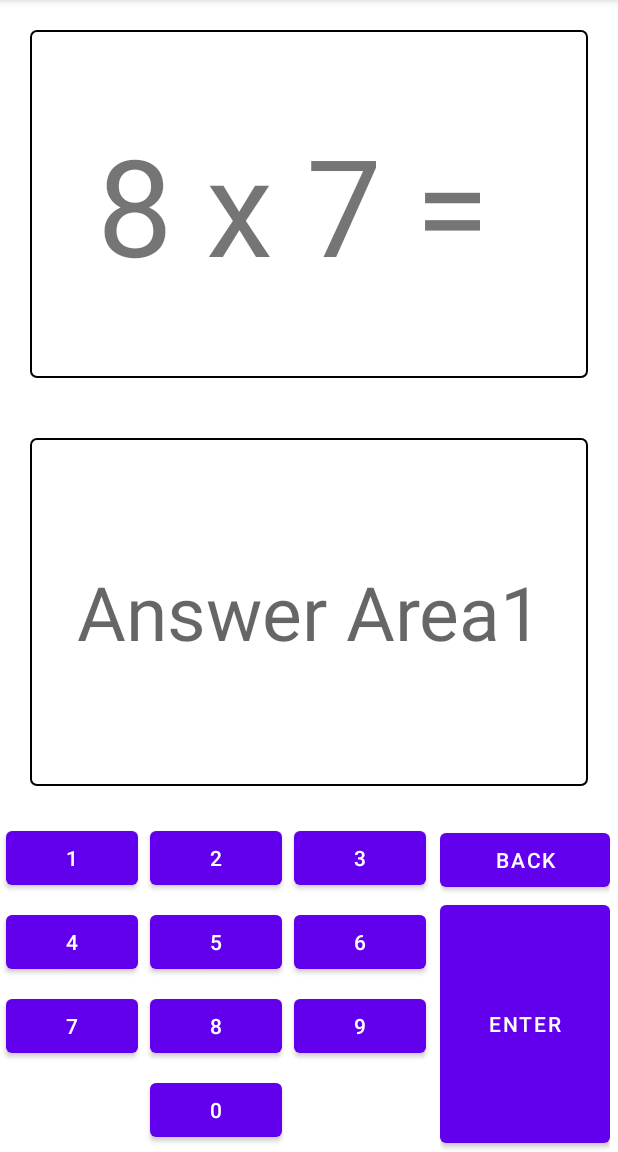
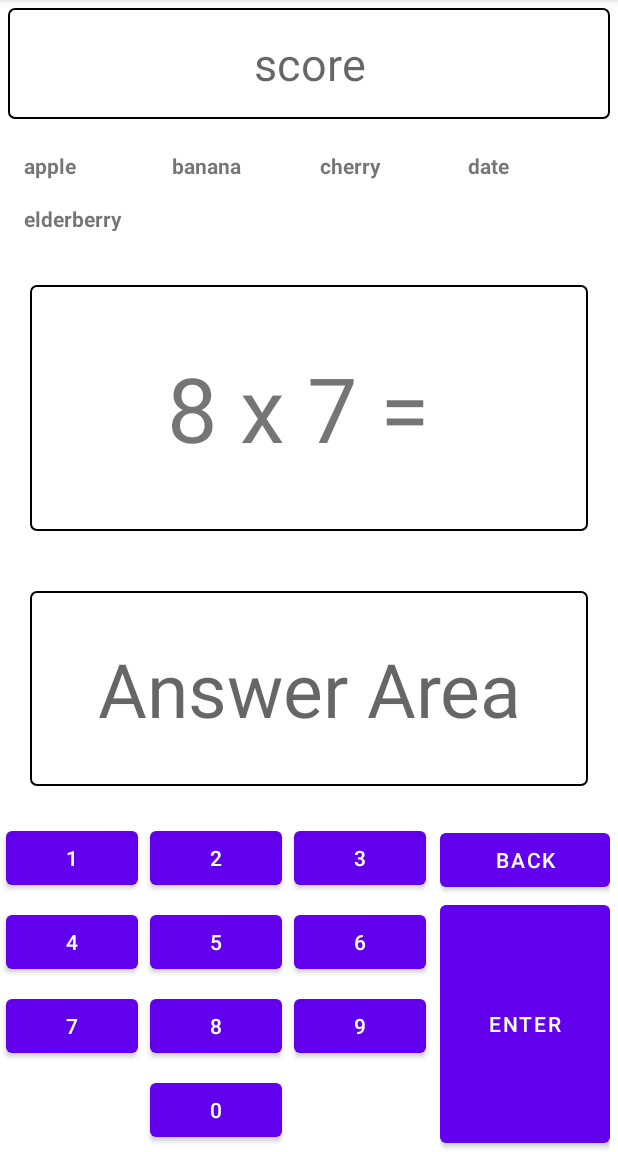
Before and after one commit to nologos/androidapp1, an Android app: the screen it shows after launch (MainActivity), on a phone screen of 412 x 824 dp, the part 84-1236 px from its top. Run offline under Robolectric (Android 15) with nearby library versions, the phone set to English and light mode, and no system bars.

Commit message:
score & history layout

```diff
--- a/app/src/main/java/com/m4n0/myapplication/a2023app/MainActivity.java
+++ b/app/src/main/java/com/m4n0/myapplication/a2023app/MainActivity.java
@@ -7,9 +7,12 @@ import android.os.Bundle;
 
 import android.view.Gravity;
 import android.view.View;
+import android.widget.GridView;
 import android.widget.TextView;
 import android.widget.EditText;
 
+import java.util.ArrayList;
+import java.util.List;
 import java.util.Random;
 
 import android.widget.Button;
@@ -22,6 +25,10 @@ public class MainActivity extends AppCompatActivity {
     private TextView problemText;
     private TextView answerWindow;
     private int goodAnswer;
+
+
+    private GridView mGridView;             // textlist
+    private List<String> mWords;            // textlist
 
     // my functions
     private int presentequasion() {
@@ -50,6 +57,24 @@ public class MainActivity extends AppCompatActivity {
         problemText = findViewById(R.id.problemwindow);
         answerWindow = findViewById(R.id.answerwindow);
         goodAnswer = presentequasion();
+
+//        adding textview list
+            mGridView = findViewById(R.id.gridView);
+            mWords = new ArrayList<>();
+
+            // Add some sample words to the list
+            mWords.add("apple");
+            mWords.add("banana");
+            mWords.add("cherry");
+            mWords.add("date");
+            mWords.add("elderberry");
+
+            // Create an adapter for the grid view and set it
+            WordAdapter adapter = new WordAdapter(this, mWords);
+            mGridView.setAdapter(adapter);
+
+//        adding textview list close
+
 
         GridLayout numberPad = findViewById(R.id.number_pad);
         int childCount = numberPad.getChildCount();
--- /dev/null
+++ b/app/src/main/java/com/m4n0/myapplication/a2023app/WordAdapter.java
@@ -0,0 +1,48 @@
+package com.m4n0.myapplication.a2023app;
+
+import android.content.Context;
+import android.view.LayoutInflater;
+import android.view.View;
+import android.view.ViewGroup;
+import android.widget.BaseAdapter;
+import android.widget.TextView;
+
+import java.util.List;
+
+public class WordAdapter extends BaseAdapter {
+
+    private Context mContext;
+    private List<String> mWords;
+
+    public WordAdapter(Context context, List<String> words) {
+        mContext = context;
+        mWords = words;
+    }
+
+    @Override
+    public int getCount() {
+        return mWords.size();
+    }
+
+    @Override
+    public String getItem(int position) {
+        return mWords.get(position);
+    }
+
+    @Override
+    public long getItemId(int position) {
+        return position;
+    }
+
+    @Override
+    public View getView(int position, View convertView, ViewGroup parent) {
+        if (convertView == null) {
+            convertView = LayoutInflater.from(mContext).inflate(R.layout.grid_item, parent, false);
+        }
+
+        TextView textView = convertView.findViewById(R.id.gridItemTextView);
+        textView.setText(getItem(position));
+
+        return convertView;
+    }
+}
--- a/app/src/main/res/layout/activity_main.xml
+++ b/app/src/main/res/layout/activity_main.xml
@@ -10,17 +10,72 @@
     android:layout_width="match_parent"
     android:layout_height="match_parent">
 
-
+<!--tophalf-->
     <LinearLayout
         android:layout_width="match_parent"
         android:layout_height="match_parent"
         android:layout_above="@id/numpad"
         android:orientation="vertical">
+<!--above main-->
+<LinearLayout
+    android:layout_width="match_parent"
+    android:layout_height="0dp"
+    android:layout_weight="1"
+    android:orientation="vertical">
 
+<!--    score-->
+    <LinearLayout
+        android:layout_width="match_parent"
+        android:layout_height="0dp"
+        android:layout_weight="1"
+        android:orientation="horizontal">
+
+
+        <TextView
+            android:id="@+id/score"
+            android:layout_width="match_parent"
+            android:layout_height="match_parent"
+            android:layout_margin="5dp"
+            android:layout_weight="1"
+            android:background="@drawable/view_border2"
+            android:gravity="center"
+            android:hint="score"
+            android:padding="5dp"
+            android:textSize="30dp"></TextView>
+    </LinearLayout>
+
+<!--history-->
+    <LinearLayout
+        android:layout_width="match_parent"
+        android:layout_height="0dp"
+        android:layout_weight="1"
+        android:orientation="horizontal">
+
+        <GridView
+            android:id="@+id/gridView"
+            android:layout_width="match_parent"
+            android:layout_height="wrap_content"
+            android:numColumns="4"
+            android:verticalSpacing="16dp"
+            android:horizontalSpacing="16dp"
+            android:padding="16dp" />
+
+    </LinearLayout>
+
+
+
+
+</LinearLayout>
+
+
+
+
+<!--below main-->
+<!--        solve window-->
         <LinearLayout
             android:layout_width="match_parent"
             android:layout_height="0dp"
-            android:layout_weight="1">
+            android:layout_weight="1.2">
 
             <TextView
                 android:id="@+id/problemwindow"
@@ -31,9 +86,11 @@
                 android:gravity="center"
                 android:hint="Solve"
                 android:padding="5dp"
-                android:textSize="90dp"></TextView>
+                android:textSize="60sp"
+></TextView>
         </LinearLayout>
 
+<!--        answer window -->
         <LinearLayout
             android:layout_width="match_parent"
             android:layout_height="0dp"
@@ -46,14 +103,14 @@
                 android:layout_margin="20dp"
                 android:background="@drawable/view_border2"
                 android:gravity="center"
-                android:hint="Answer Area1"
+                android:hint="Answer Area"
                 android:padding="5dp"
                 android:textSize="50dp"></TextView>
         </LinearLayout>
 
     </LinearLayout>
 
-
+<!--numpad-->
     <LinearLayout
         android:id="@+id/numpad"
         android:layout_width="match_parent"
@@ -61,7 +118,6 @@
         android:layout_alignParentBottom="true">
 
         <GridLayout
-            android:soundEffectsEnabled="true"
             android:id="@+id/number_pad"
             android:layout_width="wrap_content"
             android:layout_height="wrap_content"
@@ -70,6 +126,7 @@
             android:columnCount="3"
             android:columnOrderPreserved="false"
             android:rowCount="4"
+            android:soundEffectsEnabled="true"
             android:useDefaultMargins="true">
 
             <Button
@@ -135,12 +192,12 @@
         </GridLayout>
 
         <LinearLayout
-            android:soundEffectsEnabled="true"
             android:layout_width="match_parent"
             android:layout_height="match_parent"
             android:layout_marginHorizontal="5dp"
             android:orientation="vertical"
-            android:paddingTop="5dp">
+            android:paddingTop="5dp"
+            android:soundEffectsEnabled="true">
 
             <Button
                 android:id="@+id/btnBack"
--- /dev/null
+++ b/app/src/main/res/layout/grid_item.xml
@@ -0,0 +1,6 @@
+<?xml version="1.0" encoding="utf-8"?>
+<TextView xmlns:android="http://schemas.android.com/apk/res/android"
+    android:id="@+id/gridItemTextView"
+    android:layout_width="match_parent"
+    android:layout_height="wrap_content"
+    android:textStyle="bold" />
```
